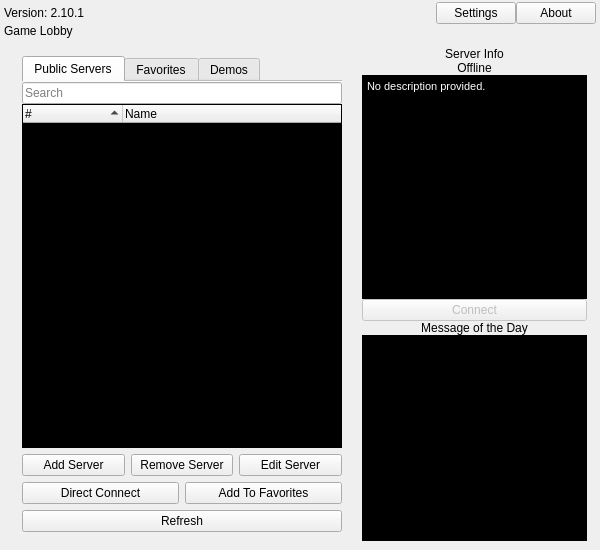
Before: the Qt Designer form resource/ui/lobby.ui in AttorneyOnline/AO2-Client, drawn with Qt 5.
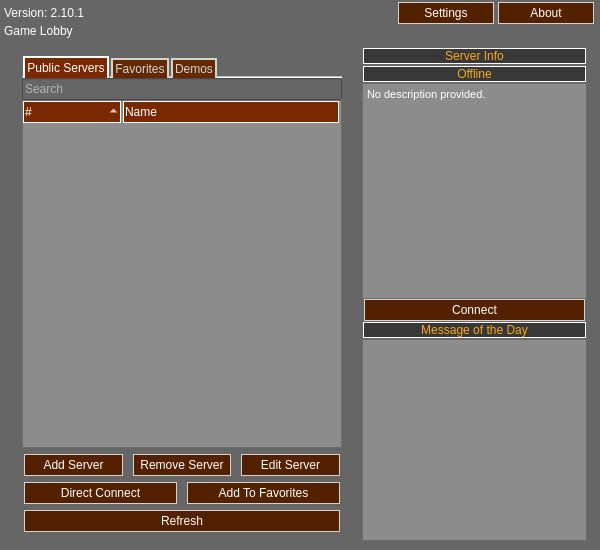
After: the same form once the commit is applied. Icons and pictures are not drawn.

Commit message:
Update embeeded lobby ui color sheme
Shoutout to Dumb Fuck (That is their real discord name).

What changed in the file:
```diff
--- a/resource/ui/lobby.ui
+++ b/resource/ui/lobby.ui
@@ -26,8 +26,110 @@
    <string/>
   </property>
   <property name="styleSheet">
-   <string notr="true">QWidget#lobby {
-	background-color: gray;
+   <string notr="true">QWidget#lobby_form {
+    background-color : rgba(102, 102, 102, 255);
+}
+
+QLabel {
+    color: white;
+	font: 8pt &quot;MS Sans Serif&quot;;
+}
+
+QLineEdit {
+    background-color: rgb(102,102,102);
+	color: rgb(255, 255, 255);
+	font: 8pt &quot;MS Sans Serif&quot;;
+}
+
+QTreeWidget {
+    background-color: rgb(102,102,102);
+    color: white
+}
+
+QWidget#demo_tab {
+    border: 1px solid white
+}
+
+QPushButton {
+    border: 1px solid lightgray;
+    background-color: rgb(84,33,0);
+    color: white;
+    padding: 3;
+    margin-right: 2px;
+    margin-left: 2px;
+	font: 8pt &quot;MS Sans Serif&quot;;
+}
+
+QPushButton:hover {
+    border: 1px solid white;
+    background-color: rgb(122,40,0);
+}
+
+QPushButton:pressed {
+    border: 1px solid white;
+    background-color: rgb(125,41,0);
+    color: white;
+}
+
+QTabBar {
+	font: 8pt &quot;MS Sans Serif&quot;;
+}
+
+QTabBar::tab {
+    border: 2px solid lightgray;
+    background-color: rgb(100,41,0);
+    color: lightgray;
+    padding: 2;
+    margin-right: 1px;
+    margin-left: 1px;
+	border-bottom: 0;
+}
+
+QTabBar::tab:selected, QTabBar::tab:hover {
+    color: white;
+    background-color: rgb(122,40,0);
+}
+
+QTabBar::tab:selected {
+    background-color: rgb(122,40,0);
+    border: 2px solid white;
+	border-bottom: 0;
+}
+
+QTabBar::tab:!selected {
+    margin-top: 2px; /* make non-selected tabs look smaller */
+}
+
+QHeaderView::section {
+    border: 1px solid white;
+    background-color: rgb(122,40,0);
+    margin-right: 2px;
+	padding: 1;
+	font: 8pt &quot;MS Sans Serif&quot;;
+}
+
+QHeaderView::section:pressed {
+    background-color: rgb(84,33,0);
+}
+
+QHeaderView::up-arrow
+{
+    image: url(&quot;:/resource/ui/lobby_assets/up-arrow.png&quot;);
+}
+
+QHeaderView::down-arrow
+{
+    image: url(&quot;:/resource/ui/lobby_assets/down-arrow.png&quot;);
+}
+
+QScrollBar:vertical {
+  background-color: rgba(140,140,140, 255);
+  color : white
+}
+
+QScrollBar:horizontall {
+  background-color: rgba(140,140,140, 255);
+  color : white
 }</string>
   </property>
   <layout class="QVBoxLayout" name="verticalLayout">
@@ -94,6 +196,9 @@
            <property name="orientation">
             <enum>Qt::Horizontal</enum>
            </property>
+           <property name="sizeType">
+            <enum>QSizePolicy::Expanding</enum>
+           </property>
            <property name="sizeHint" stdset="0">
             <size>
              <width>40</width>
@@ -104,6 +209,18 @@
          </item>
          <item>
           <widget class="QPushButton" name="settings_button">
+           <property name="sizePolicy">
+            <sizepolicy hsizetype="Preferred" vsizetype="Fixed">
+             <horstretch>0</horstretch>
+             <verstretch>0</verstretch>
+            </sizepolicy>
+           </property>
+           <property name="minimumSize">
+            <size>
+             <width>100</width>
+             <height>0</height>
+            </size>
+           </property>
            <property name="text">
             <string>Settings</string>
            </property>
@@ -111,6 +228,18 @@
          </item>
          <item>
           <widget class="QPushButton" name="about_button">
+           <property name="sizePolicy">
+            <sizepolicy hsizetype="Preferred" vsizetype="Fixed">
+             <horstretch>0</horstretch>
+             <verstretch>0</verstretch>
+            </sizepolicy>
+           </property>
+           <property name="minimumSize">
+            <size>
+             <width>100</width>
+             <height>0</height>
+            </size>
+           </property>
            <property name="text">
             <string>About</string>
            </property>
@@ -160,6 +289,9 @@
            <property name="layoutDirection">
             <enum>Qt::LeftToRight</enum>
            </property>
+           <property name="styleSheet">
+            <string notr="true"/>
+           </property>
            <property name="currentIndex">
             <number>0</number>
            </property>
@@ -186,32 +318,6 @@
              <property name="spacing">
               <number>0</number>
              </property>
-             <item row="1" column="0">
-              <widget class="QTreeWidget" name="serverlist_tree">
-               <property name="styleSheet">
-                <string notr="true">QTreeWidget {
-	background-color:black;
-	color:white;
-}</string>
-               </property>
-               <property name="textElideMode">
-                <enum>Qt::ElideNone</enum>
-               </property>
-               <property name="sortingEnabled">
-                <bool>true</bool>
-               </property>
-               <column>
-                <property name="text">
-                 <string>#</string>
-                </property>
-               </column>
-               <column>
-                <property name="text">
-                 <string>Name</string>
-                </property>
-               </column>
-              </widget>
-             </item>
              <item row="0" column="0">
               <widget class="QLineEdit" name="serverlist_search">
                <property name="placeholderText">
@@ -219,6 +325,30 @@
                </property>
               </widget>
              </item>
+             <item row="1" column="0">
+              <widget class="QTreeWidget" name="serverlist_tree">
+               <property name="styleSheet">
+                <string notr="true">background-color: rgba(140, 140, 140, 255);
+color: rgb(255, 255, 255);</string>
+               </property>
+               <property name="textElideMode">
+                <enum>Qt::ElideNone</enum>
+               </property>
+               <property name="sortingEnabled">
+                <bool>true</bool>
+               </property>
+               <column>
+                <property name="text">
+                 <string>#</string>
+                </property>
+               </column>
+               <column>
+                <property name="text">
+                 <string>Name</string>
+                </property>
+               </column>
+              </widget>
+             </item>
             </layout>
            </widget>
            <widget class="QWidget" name="favorites_tab">
@@ -448,6 +578,12 @@
             </property>
             <item>
              <widget class="QLabel" name="server_info_lbl">
+              <property name="styleSheet">
+               <string notr="true">color: #F8A818;
+background-color: #383838;
+border: 1px solid white;
+margin: 1</string>
+              </property>
               <property name="text">
                <string>Server Info</string>
               </property>
@@ -458,6 +594,12 @@
             </item>
             <item>
              <widget class="QLabel" name="server_player_count_lbl">
+              <property name="styleSheet">
+               <string notr="true">color: #F8A818;
+background-color: #383838;
+border: 1px solid white;
+margin: 1</string>
+              </property>
               <property name="text">
                <string>Offline</string>
               </property>
@@ -468,18 +610,25 @@
             </item>
             <item>
              <widget class="QTextBrowser" name="server_description_text">
+              <property name="sizePolicy">
+               <sizepolicy hsizetype="Ignored" vsizetype="Expanding">
+                <horstretch>0</horstretch>
+                <verstretch>0</verstretch>
+               </sizepolicy>
+              </property>
               <property name="styleSheet">
-               <string notr="true">QTextBrowser {
-    background-color:back;
-	color:white;
-}</string>
+               <string notr="true">background-color: rgba(140, 140, 140, 255);
+color: rgb(255, 255, 255);</string>
               </property>
               <property name="html">
                <string>&lt;!DOCTYPE HTML PUBLIC &quot;-//W3C//DTD HTML 4.0//EN&quot; &quot;http://www.w3.org/TR/REC-html40/strict.dtd&quot;&gt;
-&lt;html&gt;&lt;head&gt;&lt;meta name=&quot;qrichtext&quot; content=&quot;1&quot; /&gt;&lt;style type=&quot;text/css&quot;&gt;
+&lt;html&gt;&lt;head&gt;&lt;meta name=&quot;qrichtext&quot; content=&quot;1&quot; /&gt;&lt;meta charset=&quot;utf-8&quot; /&gt;&lt;style type=&quot;text/css&quot;&gt;
 p, li { white-space: pre-wrap; }
-&lt;/style&gt;&lt;/head&gt;&lt;body style=&quot; font-family:'MS Shell Dlg 2'; font-size:8.25pt; font-weight:400; font-style:normal;&quot;&gt;
-&lt;p style=&quot; margin-top:0px; margin-bottom:0px; margin-left:0px; margin-right:0px; -qt-block-indent:0; text-indent:0px;&quot;&gt;No description provided.&lt;/p&gt;&lt;/body&gt;&lt;/html&gt;</string>
+hr { height: 1px; border-width: 0; }
+li.unchecked::marker { content: &quot;\2610&quot;; }
+li.checked::marker { content: &quot;\2612&quot;; }
+&lt;/style&gt;&lt;/head&gt;&lt;body style=&quot; font-family:'Segoe UI'; font-size:9pt; font-weight:400; font-style:normal;&quot;&gt;
+&lt;p style=&quot; margin-top:0px; margin-bottom:0px; margin-left:0px; margin-right:0px; -qt-block-indent:0; text-indent:0px;&quot;&gt;&lt;span style=&quot; font-family:'MS Shell Dlg 2'; font-size:8.25pt;&quot;&gt;No description provided.&lt;/span&gt;&lt;/p&gt;&lt;/body&gt;&lt;/html&gt;</string>
               </property>
              </widget>
             </item>
@@ -522,6 +671,12 @@
             </property>
             <item>
              <widget class="QLabel" name="motd_lbl">
+              <property name="styleSheet">
+               <string notr="true">color: #F8A818;
+background-color: #383838;
+border: 1px solid white;
+margin: 1</string>
+              </property>
               <property name="text">
                <string>Message of the Day</string>
               </property>
@@ -533,17 +688,18 @@
             <item>
              <widget class="QTextBrowser" name="motd_text">
               <property name="styleSheet">
-               <string notr="true">QTextBrowser {
-    background-color:back;
-	color:white;
-}</string>
+               <string notr="true">background-color: rgba(140, 140, 140, 255);
+color: rgb(255, 255, 255);</string>
               </property>
               <property name="html">
                <string>&lt;!DOCTYPE HTML PUBLIC &quot;-//W3C//DTD HTML 4.0//EN&quot; &quot;http://www.w3.org/TR/REC-html40/strict.dtd&quot;&gt;
-&lt;html&gt;&lt;head&gt;&lt;meta name=&quot;qrichtext&quot; content=&quot;1&quot; /&gt;&lt;style type=&quot;text/css&quot;&gt;
+&lt;html&gt;&lt;head&gt;&lt;meta name=&quot;qrichtext&quot; content=&quot;1&quot; /&gt;&lt;meta charset=&quot;utf-8&quot; /&gt;&lt;style type=&quot;text/css&quot;&gt;
 p, li { white-space: pre-wrap; }
-&lt;/style&gt;&lt;/head&gt;&lt;body style=&quot; font-family:'MS Shell Dlg 2'; font-size:8.25pt; font-weight:400; font-style:normal;&quot;&gt;
-&lt;p style=&quot;-qt-paragraph-type:empty; margin-top:0px; margin-bottom:0px; margin-left:0px; margin-right:0px; -qt-block-indent:0; text-indent:0px;&quot;&gt;&lt;br /&gt;&lt;/p&gt;&lt;/body&gt;&lt;/html&gt;</string>
+hr { height: 1px; border-width: 0; }
+li.unchecked::marker { content: &quot;\2610&quot;; }
+li.checked::marker { content: &quot;\2612&quot;; }
+&lt;/style&gt;&lt;/head&gt;&lt;body style=&quot; font-family:'Segoe UI'; font-size:9pt; font-weight:400; font-style:normal;&quot;&gt;
+&lt;p style=&quot;-qt-paragraph-type:empty; margin-top:0px; margin-bottom:0px; margin-left:0px; margin-right:0px; -qt-block-indent:0; text-indent:0px; font-family:'MS Shell Dlg 2'; font-size:8.25pt;&quot;&gt;&lt;br /&gt;&lt;/p&gt;&lt;/body&gt;&lt;/html&gt;</string>
               </property>
               <property name="openExternalLinks">
                <bool>true</bool>
```
Left out of the diff: 15 changed lines with no effect on the pictures. The commit also changes 3 other files.
